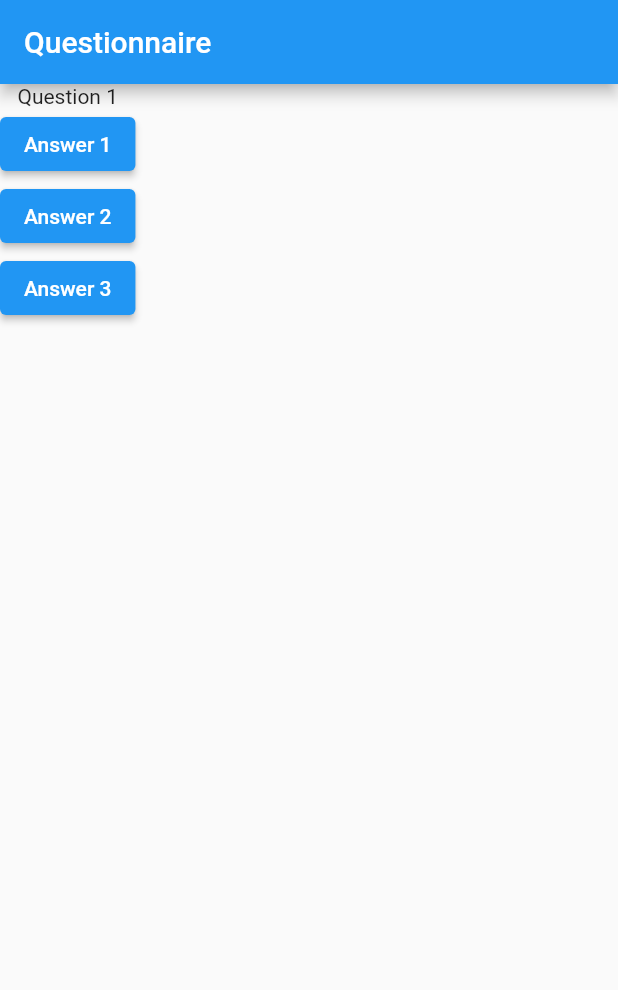
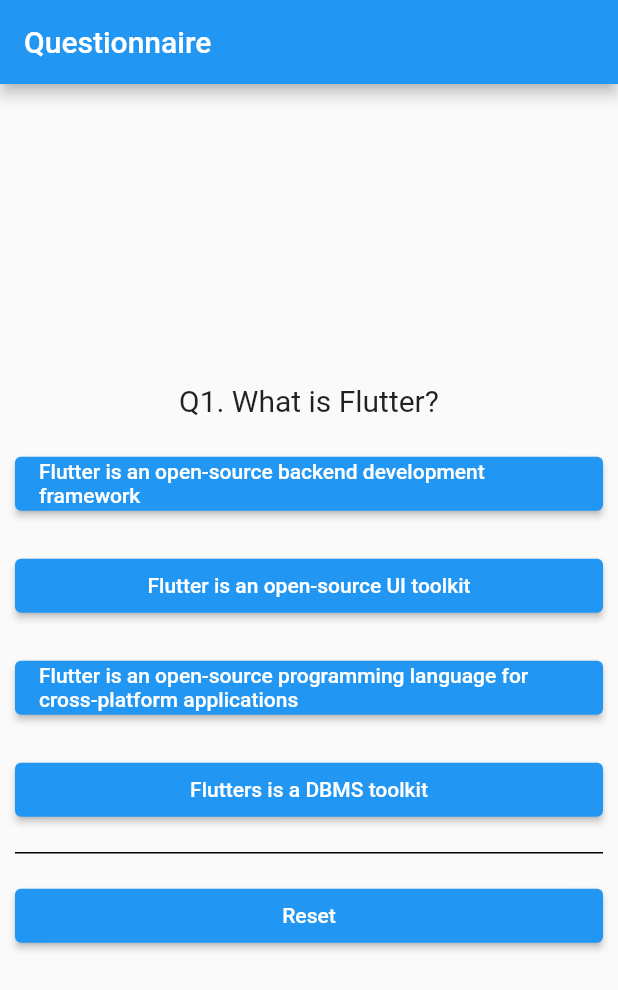
Before and after one commit to allenlewis32/Training-flutter, a Flutter app: the screen it shows after launch, on a phone screen of 412 x 824 dp. Shown: the top 990 px of the screen. Run offline on Flutter 3.47's test engine with Material 2 defaults, Android fonts, the phone set to English and light mode, and no system bars.

Commit message:
Questionnare implemented

```diff
--- /dev/null
+++ b/lib/answer.dart
@@ -0,0 +1,35 @@
+import 'package:flutter/material.dart';
+
+typedef OnPressedSignature = void Function()?;
+
+class Answer extends StatelessWidget {
+  final String answerText;
+  final bool isCorrectAnswer;
+
+  final OnPressedSignature onPressed;
+
+  const Answer(this.answerText, this.isCorrectAnswer, this.onPressed,
+      {super.key});
+
+  @override
+  Widget build(BuildContext context) {
+    return Container(
+      margin: const EdgeInsets.only(top: 10, bottom: 10),
+      child: ElevatedButton(
+        onPressed: onPressed,
+        style: ButtonStyle(
+          animationDuration: const Duration(seconds: 1),
+          overlayColor: MaterialStateProperty.resolveWith<Color?>(
+            (Set<MaterialState> states) {
+              if (states.contains(MaterialState.pressed)) {
+                return isCorrectAnswer ? Colors.greenAccent : Colors.redAccent;
+              }
+              return null;
+            },
+          ),
+        ),
+        child: Text(answerText),
+      ),
+    );
+  }
+}
--- a/lib/main.dart
+++ b/lib/main.dart
@@ -1,18 +1,44 @@
+import 'package:first_flutter_project/answer.dart';
+import 'package:first_flutter_project/question.dart';
 import 'package:flutter/material.dart';
 
 void main() {
-  runApp(MyApp());
+  runApp(const MyApp());
 }
 
 class MyApp extends StatefulWidget {
+  const MyApp({super.key});
+
+  @override
   State<StatefulWidget> createState() {
     return _MyAppState();
   }
 }
 
 class _MyAppState extends State<MyApp> {
-  var questions = ['Question 1', 'Question 2'];
+  var questions = [
+    'What is Flutter?',
+    'Who developed the Flutter Framework and continues to maintain it today?',
+    'How many types of widgets are there in Flutter?',
+    'When building for iOS, Flutter is restricted to an __ compilation strategy',
+    'A sequence of asynchronous Flutter events is known as a:',
+  ];
+  var answers = [
+    [
+      'Flutter is an open-source backend development framework',
+      'Flutter is an open-source UI toolkit',
+      'Flutter is an open-source programming language for cross-platform applications',
+      'Flutters is a DBMS toolkit'
+    ],
+    ['Facebook', 'Microsoft', 'Google', 'Oracle'],
+    ['2', '4', '6', '8+'],
+    ['AOT', 'JIT', 'Transcompilation', 'Recompilation'],
+    ['Flow', 'Current', 'Stream', 'Series'],
+  ];
+  var correctAnswer = [1, 2, 0, 0, 2];
   var questionIndex = 0;
+
+  var score = 0;
 
   @override
   Widget build(BuildContext context) {
@@ -21,23 +47,62 @@ class _MyAppState extends State<MyApp> {
         appBar: AppBar(
           title: const Text("Questionnaire"),
         ),
-        body: Column(
-          children: <Widget>[
-            Text(questions[questionIndex]),
-            ElevatedButton(onPressed: onPressed, child: const Text("Answer 1")),
-            ElevatedButton(onPressed: onPressed, child: const Text("Answer 2")),
-            ElevatedButton(onPressed: onPressed, child: const Text("Answer 3")),
-          ],
+        body: Padding(
+          padding: const EdgeInsets.all(10.0),
+          child: SizedBox.expand(
+            child: Column(
+              mainAxisAlignment: MainAxisAlignment.center,
+              crossAxisAlignment: CrossAxisAlignment.stretch,
+              children: <Widget>[
+                if (questionIndex < questions.length) ...[
+                  Question(
+                      'Q${questionIndex + 1}. ${questions[questionIndex]}'),
+                  ...List.generate(answers[questionIndex].length, (index) {
+                    bool isCorrectAnswer =
+                        correctAnswer[questionIndex] == index;
+                    return Answer(
+                        answers[questionIndex][index], isCorrectAnswer, () {
+                      answerClicked(isCorrectAnswer ? 1 : 0);
+                    });
+                  }),
+                ] else
+                  Text(
+                    "Score: $score",
+                    textAlign: TextAlign.center,
+                    style: const TextStyle(fontSize: 20),
+                  ),
+                const Divider(
+                  color: Colors.black,
+                  thickness: 1,
+                ),
+                Container(
+                  margin: const EdgeInsets.only(top: 10),
+                  child: ElevatedButton(
+                    onPressed: reset,
+                    child: const Text("Reset"),
+                  ),
+                ),
+              ],
+            ),
+          ),
         ),
       ),
     );
   }
 
-  void onPressed() {
+  void answerClicked(int score) {
     setState(() {
-      if (questionIndex + 1 < questions.length) {
-        questionIndex++;
-      }
+      this.score += score;
+      // if (questionIndex + 1 < questions.length) {
+      questionIndex++;
+      // }
+    });
+  }
+
+  void reset() {
+    setState(() {
+      questionIndex = 0;
+      score = 0;
     });
   }
 }
--- /dev/null
+++ b/lib/question.dart
@@ -0,0 +1,19 @@
+import 'package:flutter/material.dart';
+
+class Question extends StatelessWidget {
+  final String questionText;
+
+  const Question(this.questionText, {super.key});
+
+  @override
+  Widget build(BuildContext context) {
+    return Container(
+      margin: const EdgeInsets.all(10),
+      child: Text(
+        questionText,
+        style: const TextStyle(fontSize: 20),
+        textAlign: TextAlign.center,
+      ),
+    );
+  }
+}
```
Also changed, not shown: 1 other file.
